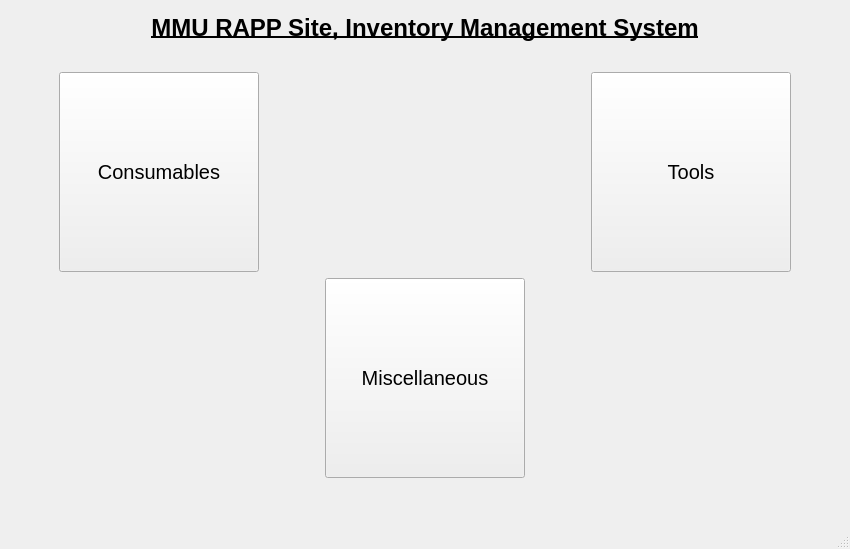
Before: the Qt Designer form mainwindow.ui in ChaosKingNV/NPCIL-Inventory-Management-System, drawn with Qt 5.
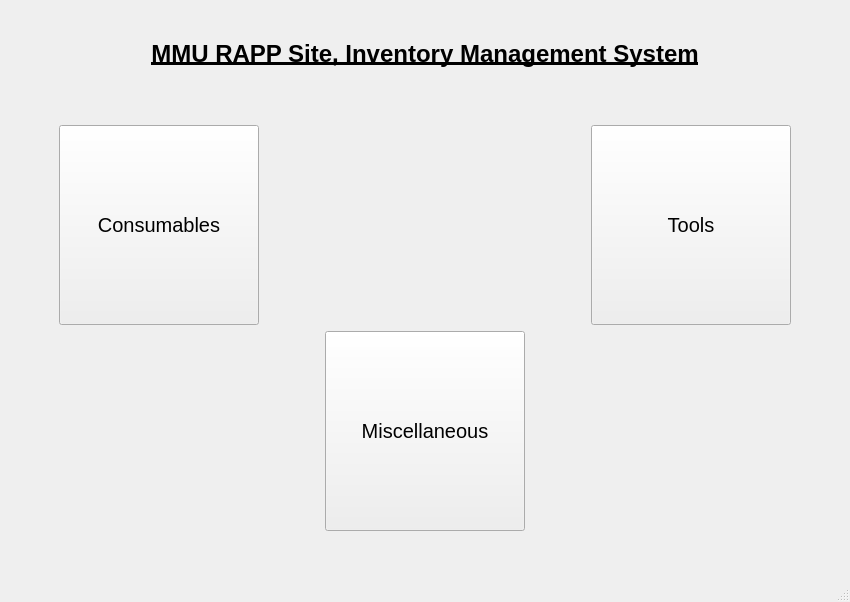
After: the same form once the commit is applied.

What changed in the file:
```diff
--- a/mainwindow.ui
+++ b/mainwindow.ui
@@ -7,7 +7,7 @@
     <x>0</x>
     <y>0</y>
     <width>850</width>
-    <height>549</height>
+    <height>602</height>
    </rect>
   </property>
   <property name="sizePolicy">
```
Left out of the diff: 2 changed lines with no effect on the pictures.
